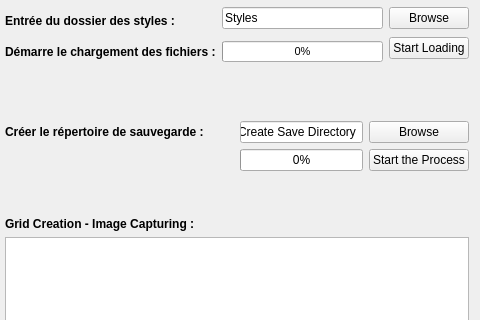
The window that Mismatch_Identifier_Plugin_dialog_base.ui (SayehOmar/Mismatch_Identifier_Plugin) describes before a commit, drawn with Qt 5; both pictures show x 496 to 976 and y 100 to 420 of the 976 by 676 pixel window.
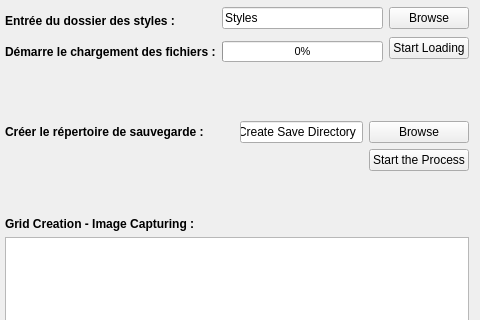
The same window after the commit.

The edit to the form file:
```diff
--- a/Mismatch_Identifier_Plugin_dialog_base.ui
+++ b/Mismatch_Identifier_Plugin_dialog_base.ui
@@ -237,13 +237,6 @@
              </property>
             </widget>
            </item>
-           <item row="1" column="0" rowspan="2" colspan="2">
-            <widget class="QProgressBar" name="progressBar_2">
-             <property name="value">
-              <number>0</number>
-             </property>
-            </widget>
-           </item>
            <item row="1" column="2" rowspan="2">
             <widget class="QPushButton" name="Start_Process">
              <property name="text">
```
